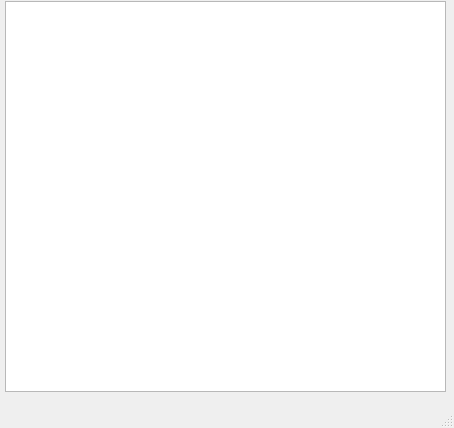
Old version of the form scheduleviewer.ui in the repository Victor-Polyanko/Railway3.
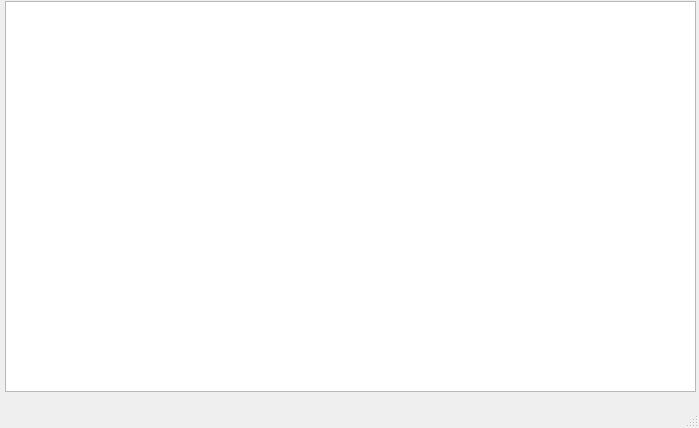
New version of the form.

Diff of the .ui file:
```diff
--- a/scheduleviewer.ui
+++ b/scheduleviewer.ui
@@ -6,7 +6,7 @@
    <rect>
     <x>0</x>
     <y>0</y>
-    <width>454</width>
+    <width>699</width>
     <height>428</height>
    </rect>
   </property>
@@ -19,7 +19,7 @@
      <rect>
       <x>5</x>
       <y>1</y>
-      <width>441</width>
+      <width>691</width>
       <height>391</height>
      </rect>
     </property>
```
Left out of the diff: 2 changed lines with no effect on the pictures.
